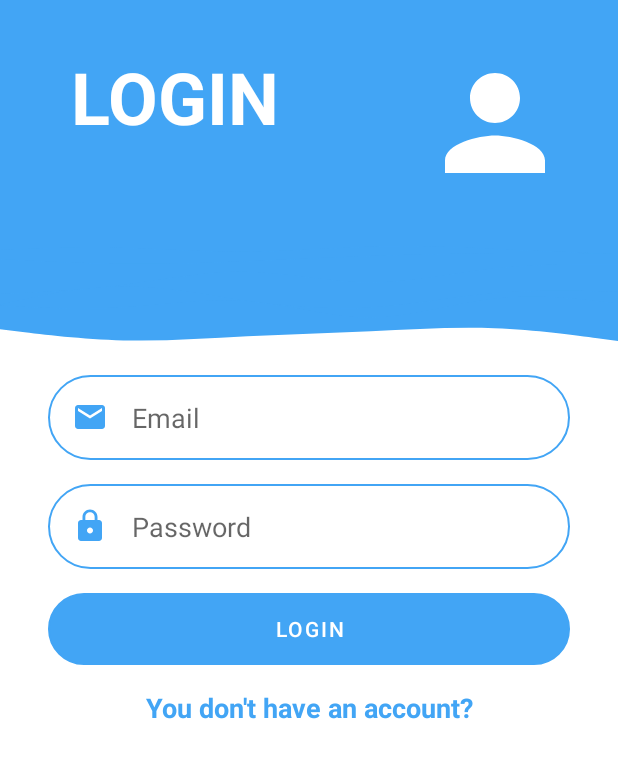
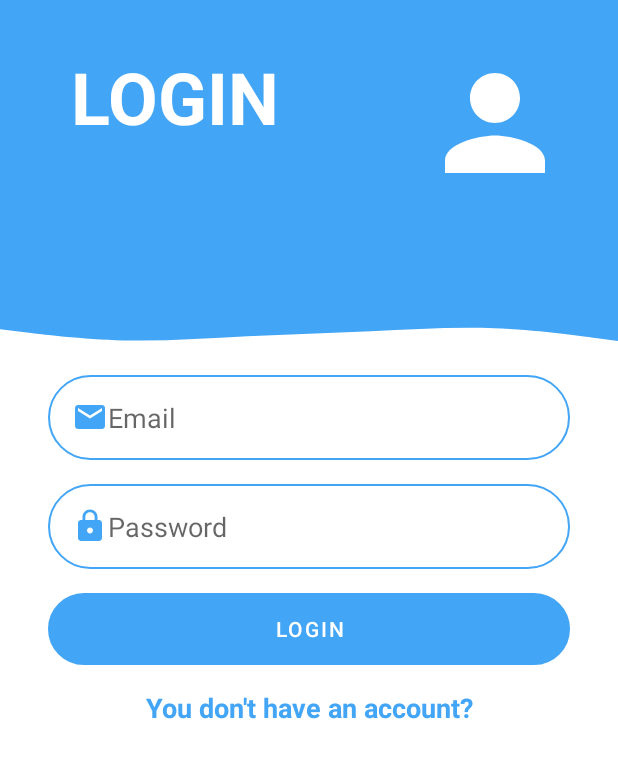
Before and after one commit to herdal06/SocialMediaAppFirebase, an Android app: the layout fragment_login.xml on its own in the app's theme, with its tools: preview values and no code run, on a phone screen of 412 x 824 dp. Shown: the top 758 px of the screen. Run offline under Robolectric (Android 15) with nearby library versions, the phone set to English and light mode, and no system bars.

```diff
--- a/app/src/main/res/layout/fragment_login.xml
+++ b/app/src/main/res/layout/fragment_login.xml
@@ -50,14 +50,13 @@
         app:layout_constraintTop_toTopOf="@+id/topView" />
 
     <EditText
-        android:id="@+id/editTextSignUpEmail"
+        android:id="@+id/editTextLoginEmail"
         android:layout_width="0dp"
         android:layout_height="wrap_content"
         android:layout_marginStart="32dp"
         android:layout_marginEnd="32dp"
         android:background="@drawable/round_border"
         android:drawableStart="@drawable/ic_email"
-        android:drawablePadding="16dp"
         android:ems="10"
         android:hint="Email"
         android:inputType="textEmailAddress"
@@ -68,7 +67,7 @@
         app:layout_constraintTop_toBottomOf="@+id/view2" />
 
     <EditText
-        android:id="@+id/editTextSignUpPassword"
+        android:id="@+id/editTextLoginPassword"
         android:layout_width="0dp"
         android:layout_height="wrap_content"
         android:layout_marginStart="32dp"
@@ -76,7 +75,6 @@
         android:layout_marginEnd="32dp"
         android:background="@drawable/round_border"
         android:drawableStart="@drawable/ic_lock"
-        android:drawablePadding="16dp"
         android:ems="10"
         android:hint="Password"
         android:inputType="textPassword"
@@ -84,7 +82,7 @@
         app:layout_constraintEnd_toEndOf="parent"
         app:layout_constraintHorizontal_bias="0.5"
         app:layout_constraintStart_toStartOf="parent"
-        app:layout_constraintTop_toBottomOf="@+id/editTextSignUpEmail" />
+        app:layout_constraintTop_toBottomOf="@+id/editTextLoginEmail" />
 
     <Button
         android:id="@+id/buttonLogin"
@@ -98,10 +96,10 @@
         app:layout_constraintEnd_toEndOf="parent"
         app:layout_constraintHorizontal_bias="0.5"
         app:layout_constraintStart_toStartOf="parent"
-        app:layout_constraintTop_toBottomOf="@+id/editTextSignUpPassword" />
+        app:layout_constraintTop_toBottomOf="@+id/editTextLoginPassword" />
 
     <TextView
-        android:id="@+id/textViewGoToLogin"
+        android:id="@+id/textViewGoToSignUp"
         android:layout_width="wrap_content"
         android:layout_height="wrap_content"
         android:layout_marginTop="16dp"
```
Also changed, not shown: app/src/main/java/com/herdal/socialmediaappfirebase/view/registration/LoginFragment.kt (+12 -1 lines), app/src/main/java/com/herdal/socialmediaappfirebase/view/registration/SignUpFragment.kt (+16 -1 lines), app/src/main/res/layout/fragment_sign_up.xml (+4 -4 lines).
